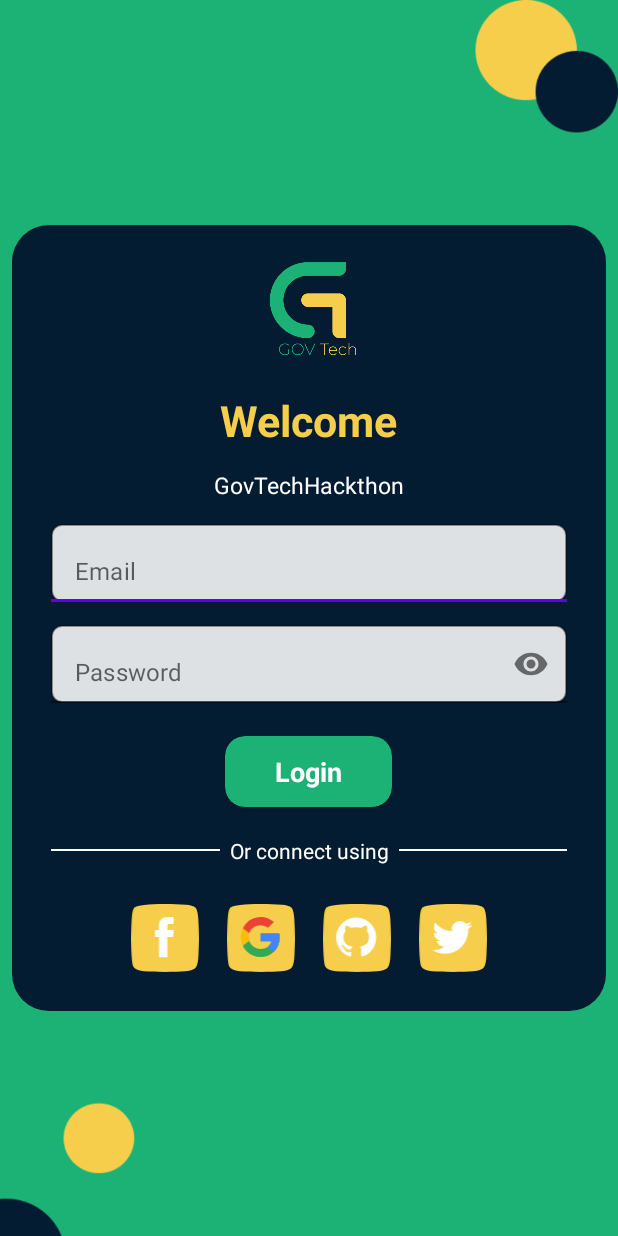
After one commit to MohamedCS1/GovtechHackathon-app, an Android app: the layout activity_login.xml on its own in the app's theme, with its tools: preview values and no code run, on a phone screen of 412 x 824 dp. The commit adds this screen. Run offline under Robolectric (Android 15) with nearby library versions, the phone set to English and light mode, and no system bars.

Commit message:
finish login ui

```diff
--- /dev/null
+++ b/app/src/main/java/com/example/Adapters/SliderAdapter.kt
@@ -0,0 +1,26 @@
+package com.example.Adapters
+
+import android.view.LayoutInflater
+import android.view.View
+import android.view.ViewGroup
+import android.widget.ImageView
+import com.smarteist.autoimageslider.SliderViewAdapter
+
+class SliderAdapter(val arrayOfImages:Array<Int>): SliderViewAdapter<SliderAdapter.Holder>() {
+    override fun getCount(): Int {
+        return arrayOfImages.size
+    }
+
+    override fun onCreateViewHolder(parent: ViewGroup?): SliderAdapter.Holder {
+        val view = LayoutInflater.from(parent!!.context).inflate(com.example.govtech.R.layout.item_slider ,parent ,false)
+        return Holder(view);
+    }
+
+    override fun onBindViewHolder(viewHolder: SliderAdapter.Holder?, position: Int) {
+        viewHolder!!.imageview.setBackgroundResource(arrayOfImages[position])
+    }
+
+    class Holder(itemview: View): SliderViewAdapter.ViewHolder(itemview) {
+        val imageview = itemview.findViewById<ImageView>(com.example.govtech.R.id.image_view)
+    }
+}
--- a/app/src/main/java/com/example/govtech/presentation.kt
+++ b/app/src/main/java/com/example/govtech/LoginActivity.kt
@@ -3,11 +3,9 @@ package com.example.govtech
 import androidx.appcompat.app.AppCompatActivity
 import android.os.Bundle
 
-class presentation : AppCompatActivity() {
-
+class LoginActivity : AppCompatActivity() {
     override fun onCreate(savedInstanceState: Bundle?) {
         super.onCreate(savedInstanceState)
-        setContentView(R.layout.activity_presentation)
+        setContentView(R.layout.activity_login)
     }
-
 }
--- /dev/null
+++ b/app/src/main/java/com/example/govtech/PresentationActivity.kt
@@ -0,0 +1,41 @@
+package com.example.govtech
+
+import android.content.Intent
+import androidx.appcompat.app.AppCompatActivity
+import android.os.Bundle
+import android.widget.TextView
+import com.example.Adapters.SliderAdapter
+import com.smarteist.autoimageslider.IndicatorView.animation.type.IndicatorAnimationType
+import com.smarteist.autoimageslider.SliderAnimations
+import com.smarteist.autoimageslider.SliderView
+
+class PresentationActivity : AppCompatActivity() {
+
+    var sliderview:SliderView? = null
+    var slideradapter:SliderAdapter? = null
+    var bu_skip:TextView? = null
+    override fun onCreate(savedInstanceState: Bundle?) {
+        super.onCreate(savedInstanceState)
+        setContentView(R.layout.activity_presentation)
+
+        bu_skip = findViewById(R.id.bu_skip)
+
+        sliderview = findViewById(R.id.slider_view)
+
+        val arrayOfImages = arrayOf(R.drawable.background_about ,R.drawable.background_aboute1)
+
+        slideradapter = SliderAdapter(arrayOfImages)
+
+        sliderview!!.setSliderAdapter(slideradapter!!)
+
+        sliderview!!.setIndicatorAnimation(IndicatorAnimationType.WORM)
+
+        sliderview!!.setSliderTransformAnimation(SliderAnimations.DEPTHTRANSFORMATION)
+
+        bu_skip!!.setOnClickListener {
+            startActivity(Intent(this ,LoginActivity::class.java))
+        }
+
+    }
+
+}
--- /dev/null
+++ b/app/src/main/res/drawable/background_icon_login.xml
@@ -0,0 +1,6 @@
+<?xml version="1.0" encoding="utf-8"?>
+<shape xmlns:android="http://schemas.android.com/apk/res/android" android:shape="rectangle" android:tint="@color/black">
+    <corners android:radius="@dimen/_15ssp"/>
+
+
+</shape>
--- /dev/null
+++ b/app/src/main/res/drawable/bg_info_login.xml
@@ -0,0 +1,6 @@
+<?xml version="1.0" encoding="utf-8"?>
+<shape xmlns:android="http://schemas.android.com/apk/res/android">
+    <stroke android:width="1dp" android:color="#60000000" />
+    <solid android:color="#DDFFFFFF" />
+    <corners android:radius="3pt" />
+</shape>
--- /dev/null
+++ b/app/src/main/res/drawable/bg_login_card.xml
@@ -0,0 +1,7 @@
+<?xml version="1.0" encoding="utf-8"?>
+<shape xmlns:android="http://schemas.android.com/apk/res/android" android:shape="rectangle" android:tint="@color/gov_blue">
+    <corners android:radius="11pt" >
+
+    </corners>
+
+</shape>
--- /dev/null
+++ b/app/src/main/res/drawable/ic_facebook.xml
@@ -0,0 +1,13 @@
+<vector xmlns:android="http://schemas.android.com/apk/res/android"
+    android:width="508.33dp"
+    android:height="508.36dp"
+    android:viewportWidth="508.33"
+    android:viewportHeight="508.36">
+  <path
+      android:pathData="M483.17,27.9c11.45,15.13 16.61,40.21 19.15,70.7 3.36,45.5 4.71,100.1 6,156.52 -1.67,57.47 -2.35,115.43 -6,156.52 -2.88,31.54 -9,52.66 -19.22,65.47 -13,12.79 -37.94,23.59 -73.5,26.15 -43.25,3.69 -96.61,3.65 -155.48,5.1 -65.44,-1.12 -109.82,-0.64 -156.38,-5.08 -36.32,-2.52 -60.08,-13.19 -74.7,-26.07 -10.83,-14.54 -14,-30 -17,-66.24 -3.75,-41.85 -4.58,-98.56 -6,-155.54C2.17,198.75 2.3,141.62 6.07,98.92 8.6,65.23 12.59,42.58 22.82,28.18 37.17,15.95 61.65,9.87 98.17,6.87c50,-5.85 102.06,-7 155.88,-6.87 55.39,0.09 108.56,1.67 156,6.34 32,2.56 58.48,8.07 73.07,21.56Z"
+      android:fillColor="#f6ce4b"
+      android:fillType="evenOdd"/>
+  <path
+      android:pathData="M319.46,194.45h-47.53v-31.18c0,-11.71 7.76,-14.44 13.23,-14.44h33.55L318.71,97.36L272.5,97.18c-51.29,0 -63,38.39 -63,63v34.31h-29.62v53h29.66v150.1h62.39v-150.1h42.1Z"
+      android:fillColor="#ffffff"/>
+</vector>
--- /dev/null
+++ b/app/src/main/res/drawable/ic_github.xml
@@ -0,0 +1,16 @@
+<vector xmlns:android="http://schemas.android.com/apk/res/android"
+    android:width="508.33dp"
+    android:height="508.36dp"
+    android:viewportWidth="508.33"
+    android:viewportHeight="508.36">
+  <path
+      android:pathData="M483.17,27.9c11.45,15.13 16.61,40.21 19.15,70.7 3.36,45.5 4.71,100.1 6,156.52 -1.67,57.47 -2.35,115.43 -6,156.52 -2.88,31.54 -9,52.66 -19.22,65.47 -13,12.79 -37.94,23.59 -73.5,26.15 -43.25,3.69 -96.61,3.65 -155.48,5.1 -65.44,-1.12 -109.82,-0.64 -156.38,-5.08 -36.32,-2.52 -60.08,-13.19 -74.7,-26.07 -10.83,-14.54 -14,-30 -17,-66.24 -3.75,-41.85 -4.58,-98.56 -6,-155.54C2.17,198.75 2.3,141.62 6.07,98.92 8.6,65.23 12.59,42.58 22.82,28.18 37.17,15.95 61.65,9.87 98.17,6.87c50,-5.85 102.06,-7 155.88,-6.87 55.39,0.09 108.56,1.67 156,6.34 32,2.56 58.48,8.07 73.07,21.56Z"
+      android:fillColor="#f6ce4b"
+      android:fillType="evenOdd"/>
+  <path
+      android:pathData="M248,101.05a149.85,149.85 0,0 0,-47.37 292c7.49,1.39 10.24,-3.25 10.24,-7.21 0,-3.57 -0.14,-15.38 -0.2,-27.9 -41.69,9.07 -50.5,-17.67 -50.5,-17.67 -6.82,-17.32 -16.64,-21.92 -16.64,-21.92 -13.6,-9.3 1,-9.11 1,-9.11 15,1.06 23,15.44 23,15.44 13.36,22.9 35.05,16.28 43.6,12.45 1.34,-9.68 5.23,-16.29 9.51,-20 -33.28,-3.79 -68.27,-16.64 -68.27,-74a58,58 0,0 1,15.44 -40.22c-1.56,-3.78 -6.68,-19 1.45,-39.65 0,0 12.58,-4 41.21,15.36a142.09,142.09 0,0 1,75 0C314.17,159.18 326.7,163.18 326.7,163.18c8.16,20.64 3,35.88 1.47,39.65a57.87,57.87 0,0 1,15.42 40.22c0,57.55 -35.05,70.22 -68.42,73.93 5.37,4.65 10.16,13.77 10.16,27.75 0,20 -0.17,36.18 -0.17,41.12 0,4 2.7,8.66 10.29,7.19a149.85,149.85 0,0 0,-47.45 -292Z"
+      android:fillColor="#ffffff"/>
+  <path
+      android:pathData="M154.92,316.18c-0.33,0.75 -1.5,1 -2.57,0.46s-1.7,-1.5 -1.34,-2.25 1.49,-1 2.58,-0.47 1.71,1.51 1.33,2.26ZM160.99,322.94c-0.71,0.66 -2.11,0.35 -3.06,-0.69s-1.16,-2.44 -0.44,-3.11 2.09,-0.35 3.07,0.69 1.17,2.44 0.43,3.11ZM166.9,331.57c-0.92,0.64 -2.42,0 -3.35,-1.29s-0.92,-2.93 0,-3.57 2.41,-0.06 3.35,1.26 0.92,3 0,3.61ZM174.99,339.91c-0.82,0.91 -2.57,0.66 -3.85,-0.57s-1.67,-2.92 -0.85,-3.83 2.59,-0.65 3.88,0.57 1.7,2.93 0.82,3.83ZM186.17,344.75c-0.36,1.17 -2,1.71 -3.74,1.21s-2.8,-1.89 -2.46,-3.07 2,-1.74 3.75,-1.2 2.8,1.88 2.45,3.07ZM198.42,345.65c0,1.24 -1.4,2.26 -3.18,2.28s-3.24,-1 -3.26,-2.18 1.41,-2.26 3.2,-2.29 3.24,1 3.24,2.19ZM209.83,343.7c0.21,1.2 -1,2.44 -2.79,2.77s-3.35,-0.43 -3.57,-1.62 1,-2.47 2.78,-2.79 3.36,0.42 3.58,1.64Z"
+      android:fillColor="#ffffff"/>
+</vector>
--- /dev/null
+++ b/app/src/main/res/drawable/ic_google.xml
@@ -0,0 +1,38 @@
+<vector xmlns:android="http://schemas.android.com/apk/res/android"
+    android:width="508.33dp"
+    android:height="508.36dp"
+    android:viewportWidth="508.33"
+    android:viewportHeight="508.36">
+  <path
+      android:pathData="M483.17,27.9c11.45,15.13 16.61,40.21 19.15,70.7 3.36,45.5 4.71,100.1 6,156.52 -1.67,57.47 -2.35,115.43 -6,156.52 -2.88,31.54 -9,52.66 -19.22,65.47 -13,12.79 -37.94,23.59 -73.5,26.15 -43.25,3.69 -96.61,3.65 -155.48,5.1 -65.44,-1.12 -109.82,-0.64 -156.38,-5.08 -36.32,-2.52 -60.08,-13.19 -74.7,-26.07 -10.83,-14.54 -14,-30 -17,-66.24 -3.75,-41.85 -4.58,-98.56 -6,-155.54C2.17,198.75 2.3,141.62 6.07,98.92 8.6,65.23 12.59,42.58 22.82,28.18 37.17,15.95 61.65,9.87 98.17,6.87c50,-5.85 102.06,-7 155.88,-6.87 55.39,0.09 108.56,1.67 156,6.34 32,2.56 58.48,8.07 73.07,21.56Z"
+      android:fillColor="#f6ce4b"
+      android:fillType="evenOdd"/>
+  <group>
+    <clip-path
+        android:pathData="M390.86,219.76h-139.6v57.88h80.36c-7.49,36.77 -38.82,57.88 -80.36,57.88a88.53,88.53 0,1 1,0 -177.05A86.61,86.61 0,0 1,306.42 178.18l43.58,-43.58C323.45,111.48 289.4,97.18 251.26,97.18a149.82,149.82 0,0 0,0 299.63c74.91,0 143,-54.48 143,-149.82a124.29,124.29 0,0 0,-3.4 -27.23Z"/>
+    <path
+        android:pathData="M87.83,335.52L87.83,158.47l115.77,88.53Z"
+        android:fillColor="#fbbc05"/>
+  </group>
+  <group>
+    <clip-path
+        android:pathData="M390.86,219.76h-139.6v57.88h80.36c-7.49,36.77 -38.82,57.88 -80.36,57.88a88.53,88.53 0,1 1,0 -177.05A86.61,86.61 0,0 1,306.42 178.18l43.58,-43.58C323.45,111.48 289.4,97.18 251.26,97.18a149.82,149.82 0,0 0,0 299.63c74.91,0 143,-54.48 143,-149.82a124.29,124.29 0,0 0,-3.4 -27.23Z"/>
+    <path
+        android:pathData="m87.83,158.47 l115.77,88.53 47.67,-41.54 163.43,-26.56L414.7,83.56L87.83,83.56Z"
+        android:fillColor="#ea4335"/>
+  </group>
+  <group>
+    <clip-path
+        android:pathData="M390.86,219.76h-139.6v57.88h80.36c-7.49,36.77 -38.82,57.88 -80.36,57.88a88.53,88.53 0,1 1,0 -177.05A86.61,86.61 0,0 1,306.42 178.18l43.58,-43.58C323.45,111.48 289.4,97.18 251.26,97.18a149.82,149.82 0,0 0,0 299.63c74.91,0 143,-54.48 143,-149.82a124.29,124.29 0,0 0,-3.4 -27.23Z"/>
+    <path
+        android:pathData="M87.83,335.52 L292.17,178.9l53.8,6.81 68.73,-102.15v326.87L87.83,410.43Z"
+        android:fillColor="#34a853"/>
+  </group>
+  <group>
+    <clip-path
+        android:pathData="M390.86,219.76h-139.6v57.88h80.36c-7.49,36.77 -38.82,57.88 -80.36,57.88a88.53,88.53 0,1 1,0 -177.05A86.61,86.61 0,0 1,306.42 178.18l43.58,-43.58C323.45,111.48 289.4,97.18 251.26,97.18a149.82,149.82 0,0 0,0 299.63c74.91,0 143,-54.48 143,-149.82a124.29,124.29 0,0 0,-3.4 -27.23Z"/>
+    <path
+        android:pathData="m414.7,410.43 l-211.1,-163.43 -27.24,-20.43 238.34,-68.1Z"
+        android:fillColor="#4285f4"/>
+  </group>
+</vector>
--- /dev/null
+++ b/app/src/main/res/drawable/ic_twitter.xml
@@ -0,0 +1,13 @@
+<vector xmlns:android="http://schemas.android.com/apk/res/android"
+    android:width="508.33dp"
+    android:height="508.36dp"
+    android:viewportWidth="508.33"
+    android:viewportHeight="508.36">
+  <path
+      android:pathData="M483.17,27.9c11.45,15.13 16.61,40.21 19.15,70.7 3.36,45.5 4.71,100.1 6,156.52 -1.67,57.47 -2.35,115.43 -6,156.52 -2.88,31.54 -9,52.66 -19.22,65.47 -13,12.79 -37.94,23.59 -73.5,26.15 -43.25,3.69 -96.61,3.65 -155.48,5.1 -65.44,-1.12 -109.82,-0.64 -156.38,-5.08 -36.32,-2.52 -60.08,-13.19 -74.7,-26.07 -10.83,-14.54 -14,-30 -17,-66.24 -3.75,-41.85 -4.58,-98.56 -6,-155.54C2.17,198.75 2.3,141.62 6.07,98.92 8.6,65.23 12.59,42.58 22.82,28.18 37.17,15.95 61.65,9.87 98.17,6.87c50,-5.85 102.06,-7 155.88,-6.87 55.39,0.09 108.56,1.67 156,6.34 32,2.56 58.48,8.07 73.07,21.56Z"
+      android:fillColor="#f6ce4b"
+      android:fillType="evenOdd"/>
+  <path
+      android:pathData="M398.6,156.51A122.64,122.64 0,0 1,363.17 166.18a61.75,61.75 0,0 0,27.1 -34.1,123.38 123.38,0 0,1 -39.14,15 61.69,61.69 0,0 0,-105 56.22,175 175,0 0,1 -127,-64.4A61.71,61.71 0,0 0,138.17 221.18a61.46,61.46 0,0 1,-27.92 -7.71v0.78a61.68,61.68 0,0 0,49.45 60.44,62 62,0 0,1 -16.24,2.16 61.07,61.07 0,0 1,-11.6 -1.11,61.7 61.7,0 0,0 57.58,42.8A124.37,124.37 0,0 1,98.17 344.06a174.42,174.42 0,0 0,94.48 27.69c113.38,0 175.37,-93.92 175.37,-175.37q0,-4 -0.17,-8a124.84,124.84 0,0 0,30.75 -31.87Z"
+      android:fillColor="#ffffff"/>
+</vector>
--- /dev/null
+++ b/app/src/main/res/layout/activity_login.xml
@@ -0,0 +1,186 @@
+<?xml version="1.0" encoding="utf-8"?>
+<LinearLayout xmlns:android="http://schemas.android.com/apk/res/android"
+    xmlns:app="http://schemas.android.com/apk/res-auto"
+    xmlns:tools="http://schemas.android.com/tools"
+    android:layout_width="match_parent"
+    android:layout_height="match_parent"
+    android:layout_gravity="center"
+    android:gravity="center"
+    tools:context=".LoginActivity"
+    android:background="@color/gov_green"
+    android:orientation="vertical">
+
+
+     <ScrollView
+         android:layout_width="match_parent"
+         android:layout_height="match_parent"
+         android:background="@drawable/background_login">
+         <LinearLayout
+             android:layout_width="match_parent"
+             android:layout_height="wrap_content"
+             android:background="@drawable/bg_login_card"
+             android:orientation="vertical"
+             android:layout_marginLeft="8dp"
+             android:layout_marginRight="8dp"
+             android:layout_gravity="center"
+             android:layout_marginTop="30dp"
+             android:layout_marginBottom="30dp"
+             android:paddingLeft="@dimen/_20sdp"
+             android:paddingRight="@dimen/_20sdp"
+             android:paddingBottom="@dimen/_20sdp"
+             android:paddingTop="@dimen/_5sdp"
+             android:gravity="center"
+             >
+             <ImageView
+                 android:layout_width="@dimen/_80sdp"
+                 android:layout_height="@dimen/_80sdp"
+                 android:src="@drawable/govtechlogo"/>
+             <TextView
+                 android:layout_width="wrap_content"
+                 android:layout_height="wrap_content"
+                 android:text="Welcome"
+                 android:textColor="@color/gov_yellow"
+                 android:textStyle="bold"
+                 android:textSize="13pt"
+                 />
+             <TextView
+                 android:layout_width="wrap_content"
+                 android:layout_height="wrap_content"
+                 android:text="GovTechHackthon"
+                 android:textColor="@color/white"
+                 android:layout_marginTop="6pt"
+                 android:textSize="7pt"
+                 />
+
+
+
+             <com.google.android.material.textfield.TextInputLayout
+                 android:layout_width="match_parent"
+                 android:layout_height="52dp"
+                 app:hintEnabled="false"
+                 android:layout_marginTop="7pt"
+                 >
+                 <EditText
+                     android:id="@+id/et_password"
+                     android:layout_width="match_parent"
+                     android:layout_height="match_parent"
+                     android:layout_gravity="center"
+                     android:paddingLeft="7pt"
+                     android:hint="Email"
+                     android:inputType="textEmailAddress"
+                     android:textColor="@color/black"
+                     android:autofillHints="emailAddress"
+                     android:background="@drawable/bg_info_login"
+                     >
+                 </EditText>
+
+             </com.google.android.material.textfield.TextInputLayout>
+
+             <com.google.android.material.textfield.TextInputLayout
+                 app:passwordToggleEnabled="true"
+                 android:layout_width="match_parent"
+                 android:layout_height="52dp"
+                 app:hintEnabled="false"
+                 android:layout_marginTop="7pt"
+                 >
+                 <EditText
+                     android:id="@+id/et_code"
+                     android:layout_width="match_parent"
+                     android:layout_height="match_parent"
+                     android:layout_gravity="center"
+                     android:paddingLeft="7pt"
+                     android:hint="Password"
+                     android:textColor="@color/black"
+                     android:inputType="textPassword"
+                     android:autofillHints="emailAddress"
+                     android:background="@drawable/bg_info_login"
+                     >
+                 </EditText>
+
+             </com.google.android.material.textfield.TextInputLayout>
+
+             <androidx.cardview.widget.CardView
+                 android:id="@+id/bulogin"
+                 android:layout_width="wrap_content"
+                 android:layout_height="wrap_content"
+                 android:layout_marginTop="10pt"
+                 android:background="?attr/selectableItemBackgroundBorderless"
+                 app:cardCornerRadius="6pt"
+                 app:cardBackgroundColor="@color/gov_green"
+                 >
+                 <TextView
+                     android:layout_width="wrap_content"
+                     android:layout_height="wrap_content"
+                     android:textStyle="bold"
+                     android:textColor="@color/white"
+                     android:text="Login"
+                     android:paddingLeft="15pt"
+                     android:textSize="8pt"
+                     android:paddingRight="15pt"
+                     android:paddingTop="5pt"
+                     android:paddingBottom="5pt"
+                     >
+
+                 </TextView>
+
+             </androidx.cardview.widget.CardView>
+
+             <LinearLayout
+                 android:layout_width="wrap_content"
+                 android:layout_height="wrap_content"
+                 android:gravity="center"
+                 android:layout_marginTop="@dimen/_15sdp"
+                 >
+                 <View
+                     android:layout_width="@dimen/_110sdp"
+                     android:layout_height="@dimen/_1sdp"
+                     android:background="@color/white"/>
+
+                 <TextView
+                     android:layout_width="wrap_content"
+                     android:layout_height="wrap_content"
+                     android:text="Or connect using"
+                     android:textColor="@color/white"
+                     android:layout_marginRight="@dimen/_5sdp"
+                     android:layout_marginLeft="@dimen/_5sdp"/>
+                 <View
+                     android:layout_width="@dimen/_110sdp"
+                     android:layout_height="@dimen/_1sdp"
+                     android:background="@color/white"/>
+             </LinearLayout>
+
+             <LinearLayout
+                 android:layout_width="wrap_content"
+                 android:layout_height="wrap_content"
+                 android:orientation="horizontal"
+                 android:layout_marginTop="@dimen/_20sdp">
+                 <ImageView
+                     android:layout_width="@dimen/_35sdp"
+                     android:layout_height="@dimen/_35sdp"
+                     android:src="@drawable/ic_facebook"
+                     android:layout_marginRight="@dimen/_7sdp"
+                     android:layout_marginLeft="@dimen/_7sdp"/>
+                 <ImageView
+                     android:layout_width="@dimen/_35sdp"
+                     android:layout_height="@dimen/_35sdp"
+                     android:src="@drawable/ic_google"
+                     android:layout_marginRight="@dimen/_7sdp"
+                     android:layout_marginLeft="@dimen/_7sdp"/>
+                 <ImageView
+                     android:layout_width="@dimen/_35sdp"
+                     android:layout_height="@dimen/_35sdp"
+                     android:src="@drawable/ic_github"
+                     android:layout_marginRight="@dimen/_7sdp"
+                     android:layout_marginLeft="@dimen/_7sdp"/>
+                 <ImageView
+                     android:layout_width="@dimen/_35sdp"
+                     android:layout_height="@dimen/_35sdp"
+                     android:src="@drawable/ic_twitter"
+                     android:layout_marginRight="@dimen/_7sdp"
+                     android:layout_marginLeft="@dimen/_7sdp"/>
+             </LinearLayout>
+
+         </LinearLayout>
+     </ScrollView>
+
+</LinearLayout>
--- a/app/src/main/res/layout/activity_presentation.xml
+++ b/app/src/main/res/layout/activity_presentation.xml
@@ -4,15 +4,34 @@
     xmlns:tools="http://schemas.android.com/tools"
     android:layout_width="match_parent"
     android:layout_height="match_parent"
-    tools:context=".presentation">
+    tools:context=".PresentationActivity"
+    android:background="@color/gov_blue">
+
     <com.smarteist.autoimageslider.SliderView
         android:id="@+id/slider_view"
         android:layout_width="match_parent"
         android:layout_height="match_parent"
         app:sliderIndicatorGravity="center_horizontal|bottom"
         app:sliderIndicatorOrientation="horizontal"
-        app:sliderIndicatorUnselectedColor="@color/white">
+        app:sliderIndicatorSelectedColor="@color/gov_yellow"
+        app:sliderIndicatorUnselectedColor="@color/white"
+        app:sliderStartAutoCycle="false">
 
     </com.smarteist.autoimageslider.SliderView>
 
+    <TextView
+        android:id="@+id/bu_skip"
+        android:layout_width="wrap_content"
+        android:layout_height="wrap_content"
+        android:layout_alignParentBottom="true"
+        android:layout_alignParentRight="true"
+        android:layout_marginBottom="@dimen/_15ssp"
+        android:layout_marginRight="@dimen/_25ssp"
+        android:text="Skip"
+        android:fontFamily="@font/montserratmediumitalic"
+        android:textColor="@color/white"
+        android:textSize="@dimen/_14ssp">
+
+    </TextView>
+
 </RelativeLayout>
--- a/app/src/main/res/layout/item_slider.xml
+++ b/app/src/main/res/layout/item_slider.xml
@@ -1,13 +1,14 @@
 <?xml version="1.0" encoding="utf-8"?>
 <androidx.constraintlayout.widget.ConstraintLayout xmlns:android="http://schemas.android.com/apk/res/android"
     android:layout_width="match_parent"
-    android:layout_height="match_parent">
+    android:layout_height="match_parent"
+    android:background="@color/gov_blue">
     <ImageView
         android:id="@+id/image_view"
         android:layout_width="match_parent"
         android:layout_height="match_parent"
         android:scaleType="centerCrop"
         android:adjustViewBounds="true">
+    </ImageView>
 
-    </ImageView>
 </androidx.constraintlayout.widget.ConstraintLayout>
```
Also changed, not shown: app/src/main/AndroidManifest.xml (+12 -4 lines), app/src/main/res/drawable-v24/background_login.png (added).
